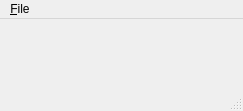
Before: the Qt Designer form src/mainwindow.ui in black13/cmake-qt-project, drawn with Qt 5.
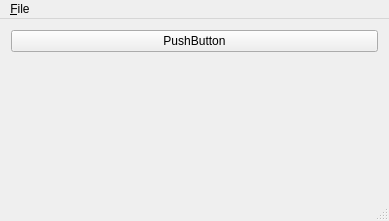
After: the same form once the commit is applied. Icons and pictures are not drawn.

Patch:
```diff
--- a/src/mainwindow.ui
+++ b/src/mainwindow.ui
@@ -6,8 +6,8 @@
    <rect>
     <x>0</x>
     <y>0</y>
-    <width>243</width>
-    <height>111</height>
+    <width>389</width>
+    <height>221</height>
    </rect>
   </property>
   <property name="windowTitle">
@@ -15,7 +15,7 @@
   </property>
   <widget class="QWidget" name="centralWidget">
    <layout class="QGridLayout" name="gridLayout">
-    <item row="1" column="0">
+    <item row="2" column="1">
      <widget class="QLabel" name="label">
       <property name="text">
        <string/>
@@ -28,6 +28,13 @@
       </property>
      </widget>
     </item>
+    <item row="1" column="1">
+     <widget class="QPushButton" name="m_pushbutton">
+      <property name="text">
+       <string>PushButton</string>
+      </property>
+     </widget>
+    </item>
    </layout>
   </widget>
   <widget class="QMenuBar" name="menuBar">
@@ -35,8 +42,8 @@
     <rect>
      <x>0</x>
      <y>0</y>
-     <width>243</width>
-     <height>21</height>
+     <width>389</width>
+     <height>22</height>
     </rect>
    </property>
    <widget class="QMenu" name="menuFile">
```
Left out of the diff: 2 changed lines with no effect on the pictures.
